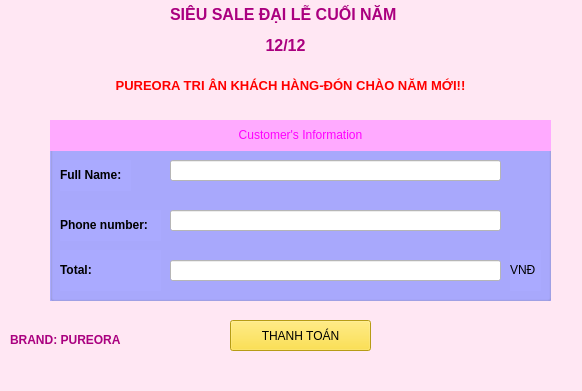
trucph-bit/5-ae-siu-nhan, file giaodien2.ui: the form before one commit.
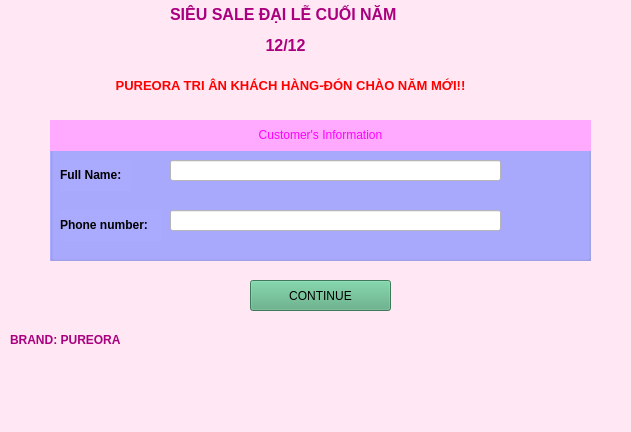
The form after the commit. Icons and pictures are not drawn.

What changed in the file:
```diff
--- a/giaodien2.ui
+++ b/giaodien2.ui
@@ -6,8 +6,8 @@
    <rect>
     <x>0</x>
     <y>0</y>
-    <width>582</width>
-    <height>391</height>
+    <width>631</width>
+    <height>432</height>
    </rect>
   </property>
   <property name="windowTitle">
@@ -102,8 +102,8 @@
      <rect>
       <x>50</x>
       <y>120</y>
-      <width>501</width>
-      <height>181</height>
+      <width>541</width>
+      <height>141</height>
      </rect>
     </property>
     <property name="styleSheet">
@@ -117,7 +117,7 @@
       <rect>
        <x>0</x>
        <y>0</y>
-       <width>501</width>
+       <width>541</width>
        <height>31</height>
       </rect>
      </property>
@@ -177,22 +177,6 @@
       <string>&lt;html&gt;&lt;head/&gt;&lt;body&gt;&lt;p&gt;&lt;span style=&quot; font-weight:600;&quot;&gt;Phone number:&lt;/span&gt;&lt;/p&gt;&lt;/body&gt;&lt;/html&gt;</string>
      </property>
     </widget>
-    <widget class="QLineEdit" name="lineEdit_address_total">
-     <property name="geometry">
-      <rect>
-       <x>120</x>
-       <y>140</y>
-       <width>331</width>
-       <height>21</height>
-      </rect>
-     </property>
-     <property name="styleSheet">
-      <string notr="true">background-color: rgb(255, 255, 255);</string>
-     </property>
-     <property name="text">
-      <string/>
-     </property>
-    </widget>
     <widget class="QLineEdit" name="lineEdit_phonenumber">
      <property name="geometry">
       <rect>
@@ -206,56 +190,22 @@
       <string notr="true">background-color: rgb(255, 255, 255);</string>
      </property>
     </widget>
-    <widget class="QLabel" name="label_10">
-     <property name="geometry">
-      <rect>
-       <x>10</x>
-       <y>130</y>
-       <width>101</width>
-       <height>41</height>
-      </rect>
-     </property>
-     <property name="styleSheet">
-      <string notr="true">font: 10pt &quot;MS Shell Dlg 2&quot;;
-</string>
-     </property>
-     <property name="text">
-      <string>&lt;html&gt;&lt;head/&gt;&lt;body&gt;&lt;p&gt;&lt;span style=&quot; font-weight:600;&quot;&gt;Total:&lt;/span&gt;&lt;/p&gt;&lt;/body&gt;&lt;/html&gt;</string>
-     </property>
-    </widget>
-    <widget class="QLabel" name="label_11">
-     <property name="geometry">
-      <rect>
-       <x>460</x>
-       <y>130</y>
-       <width>31</width>
-       <height>41</height>
-      </rect>
-     </property>
-     <property name="styleSheet">
-      <string notr="true">font: 10pt &quot;MS Shell Dlg 2&quot;;
-</string>
-     </property>
-     <property name="text">
-      <string>&lt;html&gt;&lt;head/&gt;&lt;body&gt;&lt;p&gt;VNĐ&lt;/p&gt;&lt;/body&gt;&lt;/html&gt;</string>
-     </property>
-    </widget>
    </widget>
    <widget class="QPushButton" name="pushButton_payment">
     <property name="geometry">
      <rect>
-      <x>230</x>
-      <y>320</y>
+      <x>250</x>
+      <y>280</y>
       <width>141</width>
       <height>31</height>
      </rect>
     </property>
     <property name="styleSheet">
      <string notr="true">font: 12pt &quot;MS Shell Dlg 2&quot;;
-background-color: rgb(255, 218, 30);</string>
+background-color: rgb(85, 170, 127);</string>
     </property>
     <property name="text">
-     <string>THANH TOÁN</string>
+     <string>CONTINUE</string>
     </property>
     <property name="icon">
      <iconset>
```
Left out of the diff: 12 changed lines with no effect on the pictures.
